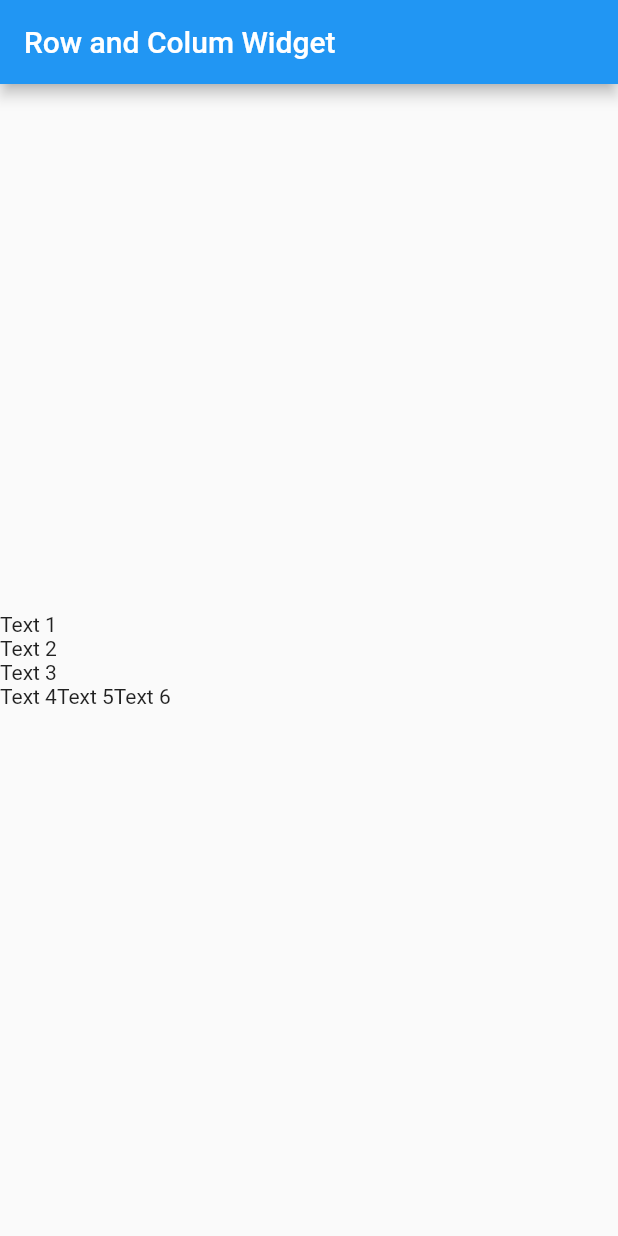
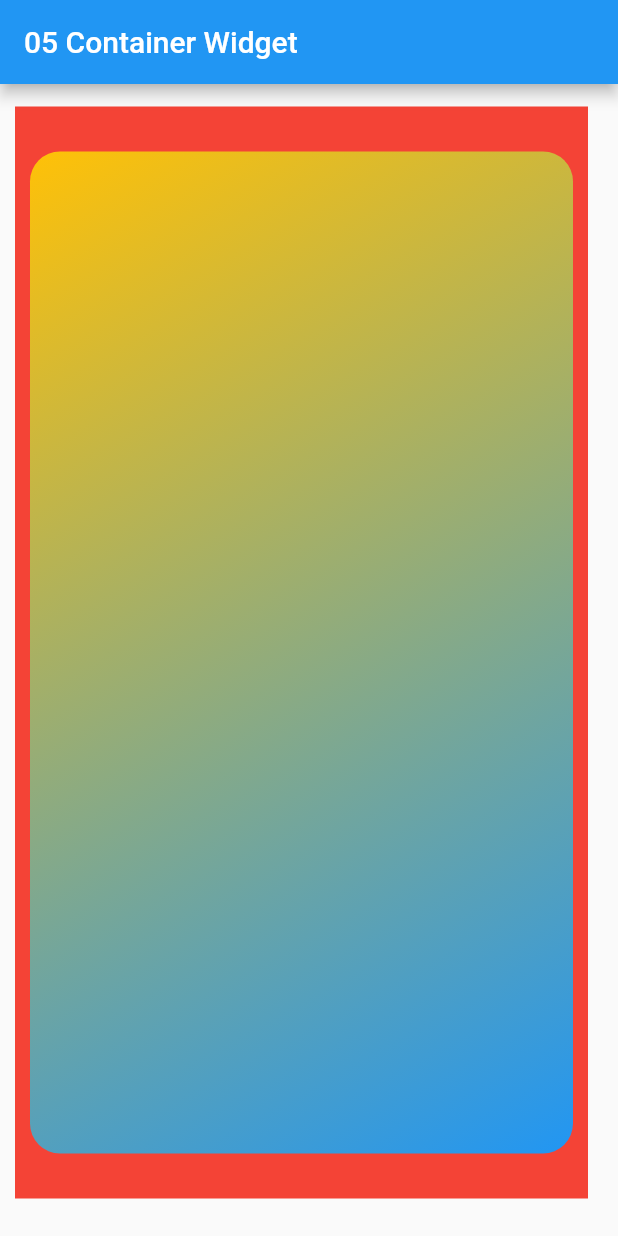
Before and after one commit to khamdannahari/aran_learn_flutter, a Flutter app: the screen it shows after launch, on a phone screen of 412 x 824 dp. Run offline on Flutter 3.47's test engine with Material 2 defaults, Android fonts, the phone set to English and light mode, and no system bars.

Commit message:
05 container widget

```diff
--- a/lib/main.dart
+++ b/lib/main.dart
@@ -9,33 +9,26 @@ class MyApp extends StatelessWidget {
     return MaterialApp(
       home: Scaffold(
           appBar: AppBar(
-            title: Text("Row and Colum Widget"),
+            title: Text("05 Container Widget"),
           ),
-          body: Column(
-            mainAxisAlignment: MainAxisAlignment.center,
-            crossAxisAlignment: CrossAxisAlignment.start,
-            children: <Widget>[
-              Text("Text 1"),
-              Text("Text 2"),
-              Text("Text 3"),
-              Row(
-                children: <Widget>[
-                  Text("Text 4"),
-                  Text("Text 5"),
-                  Text("Text 6"),
-                ],
-              )
-            ],
-          )
-          /*body: Row(
-          mainAxisAlignment: MainAxisAlignment.center,
-          children: <Widget>[
-            Text("Text 1"),
-            Text("Text 2"),
-            Text("Text 3"),
-          ],
-        ),*/
-          ),
+          body: Container(
+            color: Colors.red,
+            margin: EdgeInsets.fromLTRB(10, 15, 20, 25),
+            padding: EdgeInsets.only(bottom: 20, top: 20),
+            child: Container(
+              margin: EdgeInsets.all(10),
+//              decoration: BoxDecoration(color: Colors.blue),
+              decoration: BoxDecoration(
+                borderRadius: BorderRadius.circular(20),
+                  gradient: LinearGradient(
+                      begin: Alignment.topLeft,
+                      end: Alignment.bottomRight,
+                      colors: <Color>[
+                    Colors.amber,
+                    Colors.blue,
+                  ])),
+            ),
+          )),
     );
   }
 }
```
